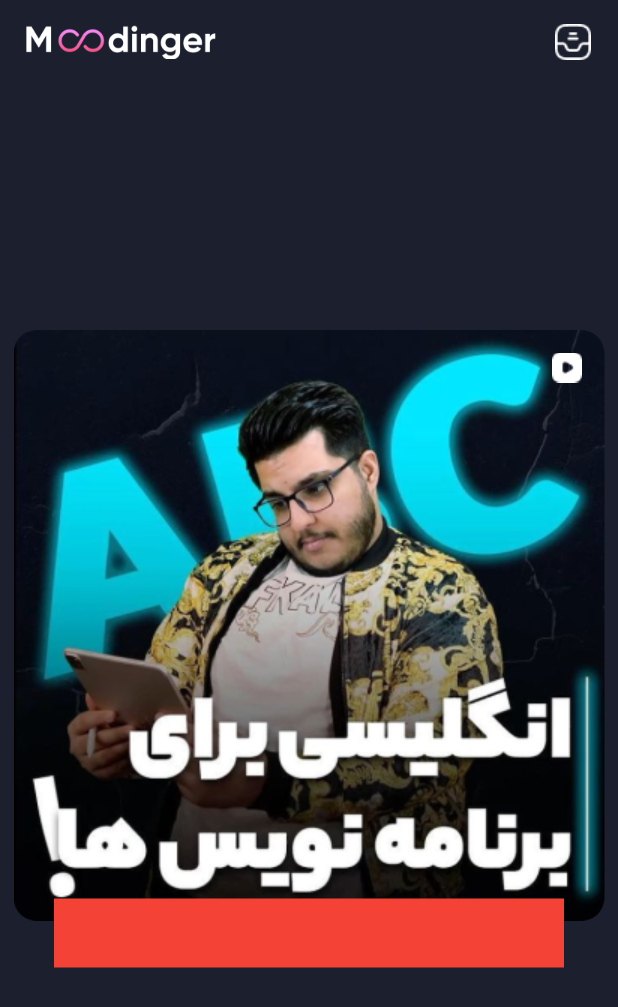
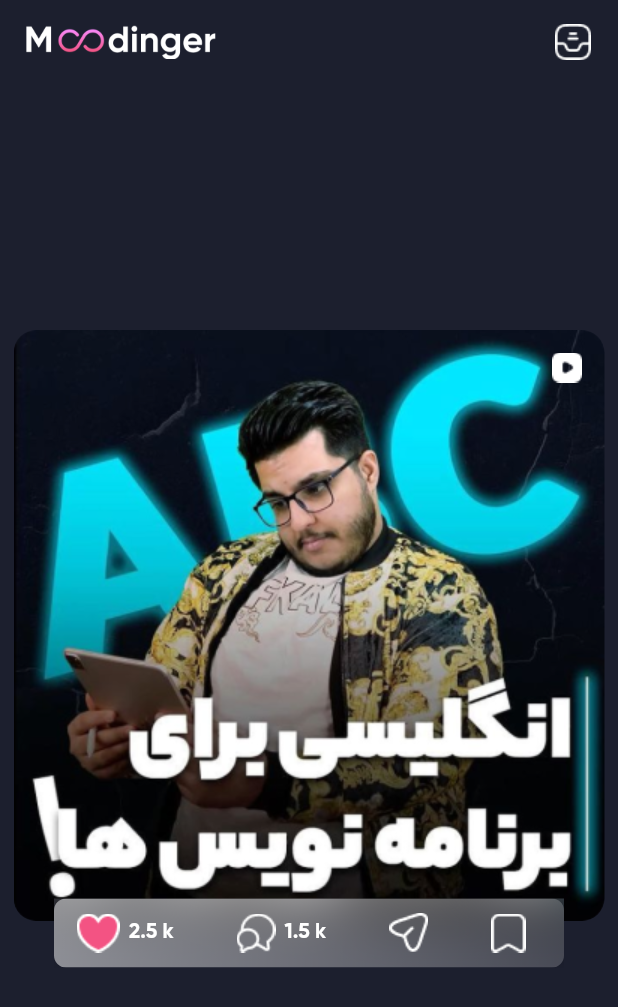
Before and after one commit to amirahmadadibi/instagram_clone, a Flutter app: the screen it shows after launch, on a phone screen of 412 x 824 dp. Shown: the top 1007 px of the screen. Run offline on Flutter 3.47's test engine with Material 2 defaults, Android fonts, the phone set to English and light mode, and no system bars; our stand-ins replace dotted_border.

Commit message:
week11 E25 implements post information section and chalnge

```diff
--- a/lib/screens/home_screen.dart
+++ b/lib/screens/home_screen.dart
@@ -49,12 +49,75 @@ class HomeScreen extends StatelessWidget {
                   child: Image.asset('images/icon_video.png'),
                 ),
                 Positioned(
-                    bottom: 15,
-                    child: Container(
-                      width: 340,
-                      height: 46,
-                      decoration: BoxDecoration(color: Colors.red),
-                    ))
+                  bottom: 15,
+                  child: ClipRRect(
+                    child: BackdropFilter(
+                      filter: ImageFilter.blur(sigmaX: 20.0, sigmaY: 20.0),
+                      child: Container(
+                        width: 340,
+                        height: 46,
+                        decoration: BoxDecoration(
+                          borderRadius: BorderRadius.circular(8),
+                          gradient: LinearGradient(
+                              begin: Alignment.centerLeft,
+                              end: Alignment.centerRight,
+                              colors: [
+                                Color.fromRGBO(255, 255, 255, 0.5),
+                                Color.fromRGBO(255, 255, 255, 0.2),
+                              ]),
+                        ),
+                        child: Row(
+                          children: [
+                            SizedBox(
+                              width: 15,
+                            ),
+                            Row(
+                              children: [
+                                Image.asset('images/icon_hart.png'),
+                                SizedBox(
+                                  width: 6,
+                                ),
+                                Text(
+                                  '2.5 k',
+                                  style: TextStyle(
+                                      fontFamily: 'GB',
+                                      fontSize: 14,
+                                      color: Colors.white),
+                                )
+                              ],
+                            ),
+                            SizedBox(
+                              width: 42,
+                            ),
+                            Row(
+                              children: [
+                                Image.asset('images/icon_comments.png'),
+                                SizedBox(
+                                  width: 6,
+                                ),
+                                Text(
+                                  '1.5 k',
+                                  style: TextStyle(
+                                      fontFamily: 'GB',
+                                      fontSize: 14,
+                                      color: Colors.white),
+                                )
+                              ],
+                            ),
+                            SizedBox(
+                              width: 42,
+                            ),
+                            Image.asset('images/icon_share.png'),
+                            SizedBox(
+                              width: 42,
+                            ),
+                            Image.asset('images/icon_save.png'),
+                          ],
+                        ),
+                      ),
+                    ),
+                  ),
+                )
               ],
             ),
           ),
```
Also changed, not shown: images/icon_comments.png (added), images/icon_hart.png (added), images/icon_save.png (added), images/icon_share.png (added).
